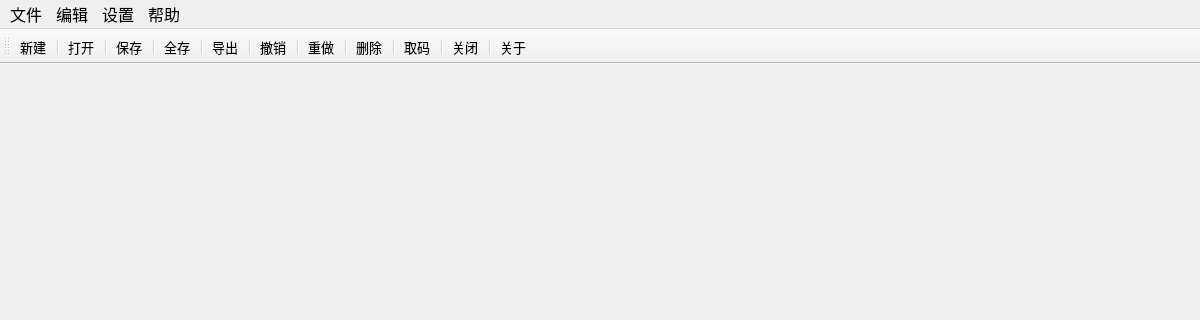
Qt form Vision/Vision.ui (MIAOxinquan/Vision) before a commit; both pictures show x 0 to 1200 and y 0 to 320 of the 1200 by 800 pixel window.
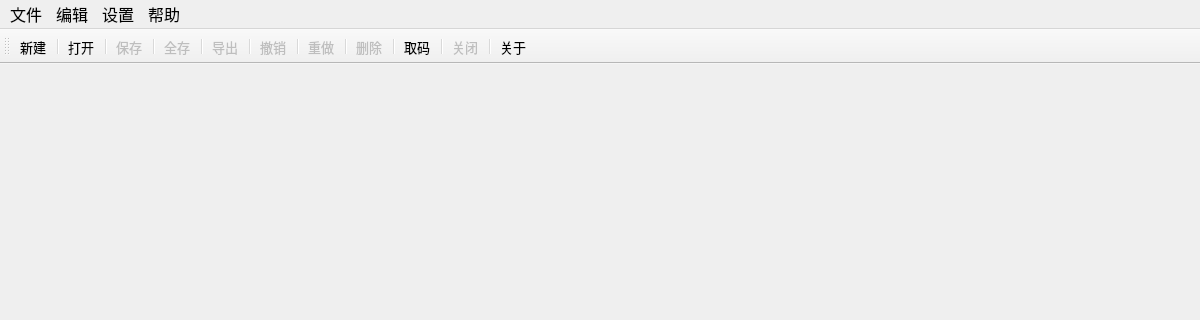
The same form after that commit. Icons and pictures are not drawn.

Commit message: version 1.56 1.define DEFAULT_PATH ".//product" for universal use; 2.add QList plots & edits for temp; 3.icon buttons' enable-logic basically figured; 4.funcs getCode(), New(), Open(), Save(), SaveAll(), Close() building; 5.key smart fixed, "func" lost "()" in its smart; 6.highlight block repeat-key cases can be shown more properly;

```diff
--- a/Vision/Vision.ui
+++ b/Vision/Vision.ui
@@ -233,6 +233,9 @@
    </property>
   </action>
   <action name="actionSave">
+   <property name="enabled">
+    <bool>false</bool>
+   </property>
    <property name="icon">
     <iconset theme="Save" resource="Vision.qrc">
      <normaloff>:/Resources/icon/Save.png</normaloff>:/Resources/icon/Save.png</iconset>
@@ -254,6 +257,9 @@
    </property>
   </action>
   <action name="actionSaveAll">
+   <property name="enabled">
+    <bool>false</bool>
+   </property>
    <property name="icon">
     <iconset theme="SaveAll" resource="Vision.qrc">
      <normaloff>:/Resources/icon/SaveAll.png</normaloff>:/Resources/icon/SaveAll.png</iconset>
@@ -272,6 +278,9 @@
    </property>
   </action>
   <action name="actionSaveAs">
+   <property name="enabled">
+    <bool>false</bool>
+   </property>
    <property name="icon">
     <iconset theme="SaveAs" resource="Vision.qrc">
      <normaloff>:/Resources/icon/SaveAs.png</normaloff>:/Resources/icon/SaveAs.png</iconset>
@@ -290,6 +299,9 @@
    </property>
   </action>
   <action name="actionClose">
+   <property name="enabled">
+    <bool>false</bool>
+   </property>
    <property name="icon">
     <iconset theme="Close" resource="Vision.qrc">
      <normaloff>:/Resources/icon/Close.png</normaloff>:/Resources/icon/Close.png</iconset>
@@ -326,6 +338,9 @@
    </property>
   </action>
   <action name="actionUndo">
+   <property name="enabled">
+    <bool>false</bool>
+   </property>
    <property name="icon">
     <iconset theme="Undo" resource="Vision.qrc">
      <normaloff>:/Resources/icon/Undo.png</normaloff>:/Resources/icon/Undo.png</iconset>
@@ -344,6 +359,9 @@
    </property>
   </action>
   <action name="actionRedo">
+   <property name="enabled">
+    <bool>false</bool>
+   </property>
    <property name="icon">
     <iconset theme="Redo" resource="Vision.qrc">
      <normaloff>:/Resources/icon/Redo.png</normaloff>:/Resources/icon/Redo.png</iconset>
@@ -491,6 +509,9 @@
    </property>
   </action>
   <action name="actionDelete">
+   <property name="enabled">
+    <bool>false</bool>
+   </property>
    <property name="icon">
     <iconset theme="Delete" resource="Vision.qrc">
      <normaloff>:/Resources/icon/Delete.png</normaloff>:/Resources/icon/Delete.png</iconset>
```
Left out of the diff: 21 changed lines with no effect on the pictures. The commit also changes 4 other files.
